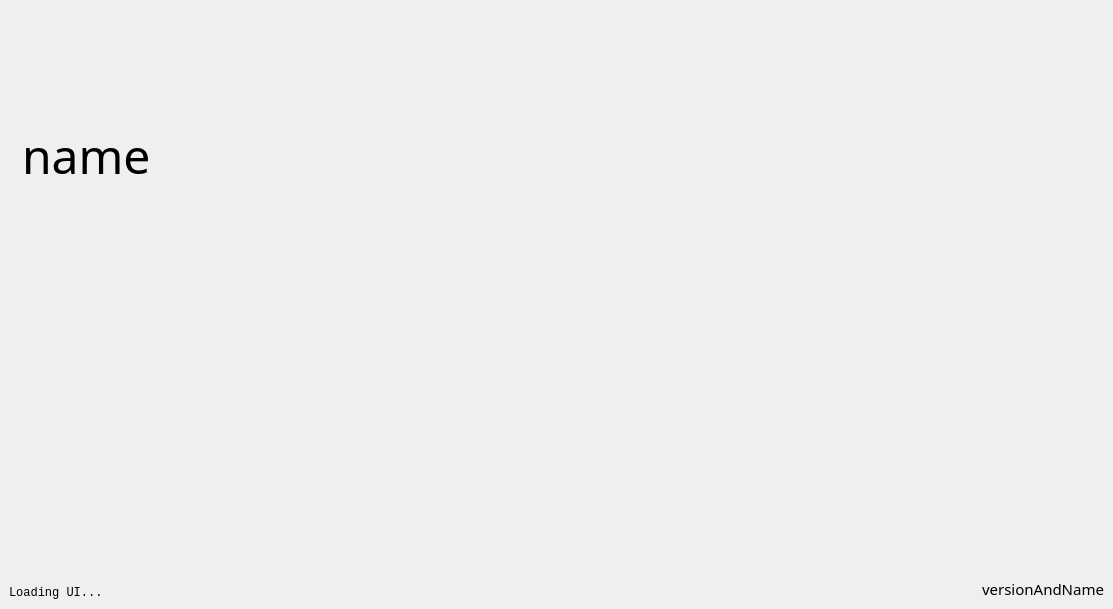
pietr26/OMSI-Tools, file wstartupscreen.ui: the form before one commit.
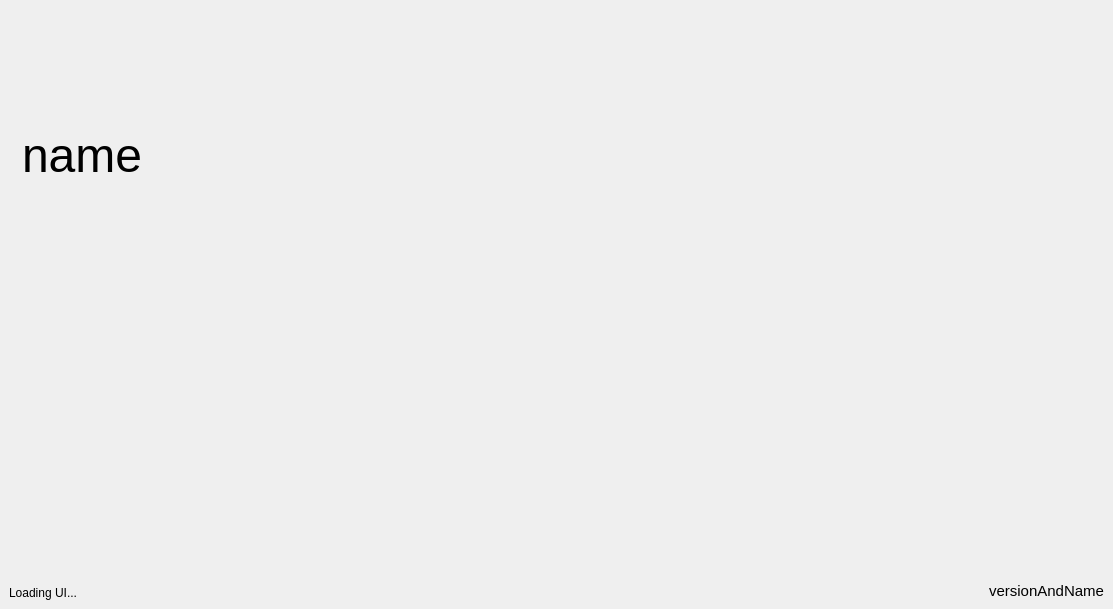
The form after the commit. Icons and pictures are not drawn.

```diff
--- a/wstartupscreen.ui
+++ b/wstartupscreen.ui
@@ -33,7 +33,7 @@
       <item>
        <widget class="QLabel" name="lblIcon">
         <property name="sizePolicy">
-         <sizepolicy hsizetype="Fixed" vsizetype="Preferred">
+         <sizepolicy hsizetype="Maximum" vsizetype="Maximum">
           <horstretch>0</horstretch>
           <verstretch>0</verstretch>
          </sizepolicy>
@@ -65,9 +65,7 @@
         </property>
         <property name="font">
          <font>
-          <family>Calibri Light</family>
           <pointsize>36</pointsize>
-          <weight>50</weight>
           <italic>false</italic>
           <bold>false</bold>
          </font>
@@ -97,7 +95,6 @@
        <widget class="QLabel" name="lblStatus">
         <property name="font">
          <font>
-          <family>Consolas</family>
           <pointsize>9</pointsize>
          </font>
         </property>
@@ -116,7 +113,6 @@
        <widget class="QLabel" name="lblVersionCopyright">
         <property name="font">
          <font>
-          <family>Calibri Light</family>
           <pointsize>11</pointsize>
           <italic>false</italic>
          </font>
```
